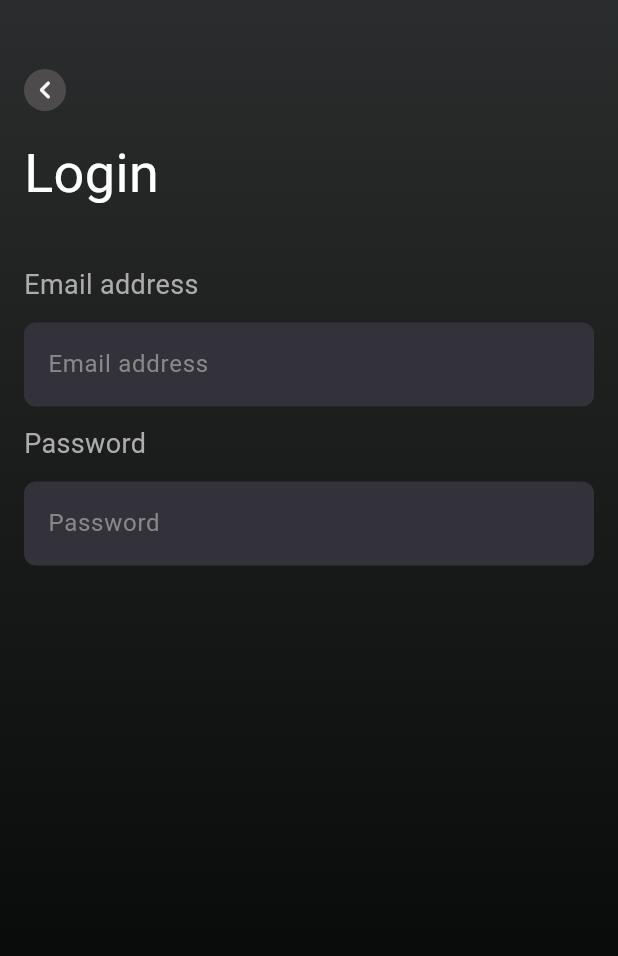
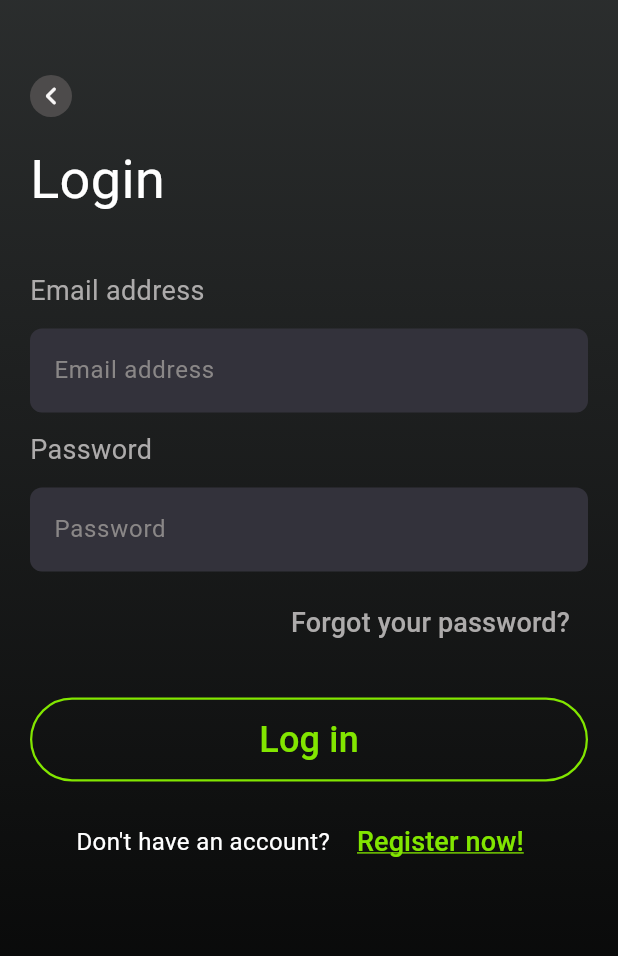
Before and after one commit to Veeqy/soundApp, a Flutter app: the Login_page screen opened directly, on a phone screen of 412 x 824 dp. Shown: the top 956 px of the screen. Run offline on Flutter 3.47's test engine with Material 3 defaults, Android fonts, the phone set to English and light mode, and no system bars.

Commit message:
forgot password and register screens

```diff
--- a/lib/screens.dart/login_page.dart
+++ b/lib/screens.dart/login_page.dart
@@ -1,5 +1,7 @@
 import 'package:flutter/material.dart';
+import 'package:sound_app/screens.dart/forgot_password.dart';
 import 'package:sound_app/screens.dart/profile_page.dart';
+import 'package:sound_app/screens.dart/register.dart';
 
 class Login_page extends StatelessWidget {
   const Login_page({super.key});
@@ -8,7 +10,7 @@ class Login_page extends StatelessWidget {
   Widget build(BuildContext context) {
     return Scaffold(
       body: Container(
-        padding: const EdgeInsets.symmetric(horizontal: 16),
+        padding: const EdgeInsets.symmetric(horizontal: 20),
         decoration: const BoxDecoration(
           gradient: LinearGradient(
             colors: [
@@ -21,7 +23,7 @@ class Login_page extends StatelessWidget {
         ),
         child: Padding(
           padding: const EdgeInsets.symmetric(
-            vertical: 16,
+            vertical: 20,
           ),
           child: Column(
             // mainAxisAlignment: MainAxisAlignment.spaceBetween,
@@ -81,6 +83,7 @@ class Login_page extends StatelessWidget {
                 height: 12,
               ),
               const TextField(
+                cursorColor: Color(0xFF82E600),
                 decoration: InputDecoration(
                   border: OutlineInputBorder(
                     borderRadius: BorderRadius.all(
@@ -113,6 +116,7 @@ class Login_page extends StatelessWidget {
                 height: 12,
               ),
               const TextField(
+                cursorColor: Color(0xFF82E600),
                 decoration: InputDecoration(
                   border: OutlineInputBorder(
                     borderRadius: BorderRadius.all(
@@ -131,7 +135,102 @@ class Login_page extends StatelessWidget {
                   color: Color.fromARGB(255, 138, 135, 135),
                 ),
               ),
-              ]),
+              const SizedBox(
+                height: 10,
+              ),
+              Align(
+                alignment: Alignment.centerRight,
+                child: TextButton(
+                  onPressed: () {
+                    Navigator.push(
+                      context,
+                      MaterialPageRoute(
+                        builder: ((context) => const ForgotPassword()),
+                      ),
+                    );
+                  },
+                  child: const Text(
+                    'Forgot your password?',
+                    textAlign: TextAlign.end,
+                    style: TextStyle(
+                      fontSize: 18,
+                      color: Color.fromARGB(255, 173, 171, 171),
+                    ),
+                  ),
+                ),
+              ),
+              const SizedBox(
+                height: 26,
+              ),
+              SizedBox(
+                height: 56,
+                child: OutlinedButton(
+                  onPressed: () {
+                    Navigator.push(
+                      context,
+                      MaterialPageRoute(
+                        builder: (context) => const Login_page(),
+                      ),
+                    );
+                  },
+                  style: OutlinedButton.styleFrom(
+                    side: const BorderSide(
+                      width: 1.5,
+                      color: Color(0xFF82E600),
+                      style: BorderStyle.solid,
+                    ),
+                  ),
+                  child: const Text(
+                    'Log in',
+                    style: TextStyle(
+                      fontSize: 24,
+                      color: Color(0xFF82E600),
+                    ),
+                  ),
+                ),
+              ),
+              const SizedBox(
+                height: 16,
+              ),
+               Row(
+                mainAxisAlignment: MainAxisAlignment.center,
+                children: [
+                  const Text(
+                    "Don't have an account?",
+                    style: TextStyle(
+                      fontSize: 16,
+                      color: Colors.white,
+                    ),
+                  ),
+                  const SizedBox(
+                  width: 6,
+                  ),
+                  Align(
+                 child: TextButton(
+                  onPressed: () {
+                    Navigator.push(
+                      context,
+                      MaterialPageRoute(
+                        builder: ((context) =>   const Register()),
+                      )
+                    );
+                  },
+                    child: const Text(
+                      'Register now!',
+                      textAlign: TextAlign.end,
+                      style: TextStyle(
+                        fontSize: 18,
+                        color: Color(0xFF82E600),
+                        decoration: TextDecoration.underline,
+                        decorationColor: Color(0xFF82E600),
+                      ),
+                    ),
+                 ),
+                  ),
+                ],
+              ),
+            ],
+          ),
         ),
       ),
     );
```
Also changed, not shown: lib/screens.dart/forgot_password.dart (added, +147 -0 lines), lib/screens.dart/register.dart (added, +178 -0 lines). Lines whose indentation alone changed are shown as unchanged.
